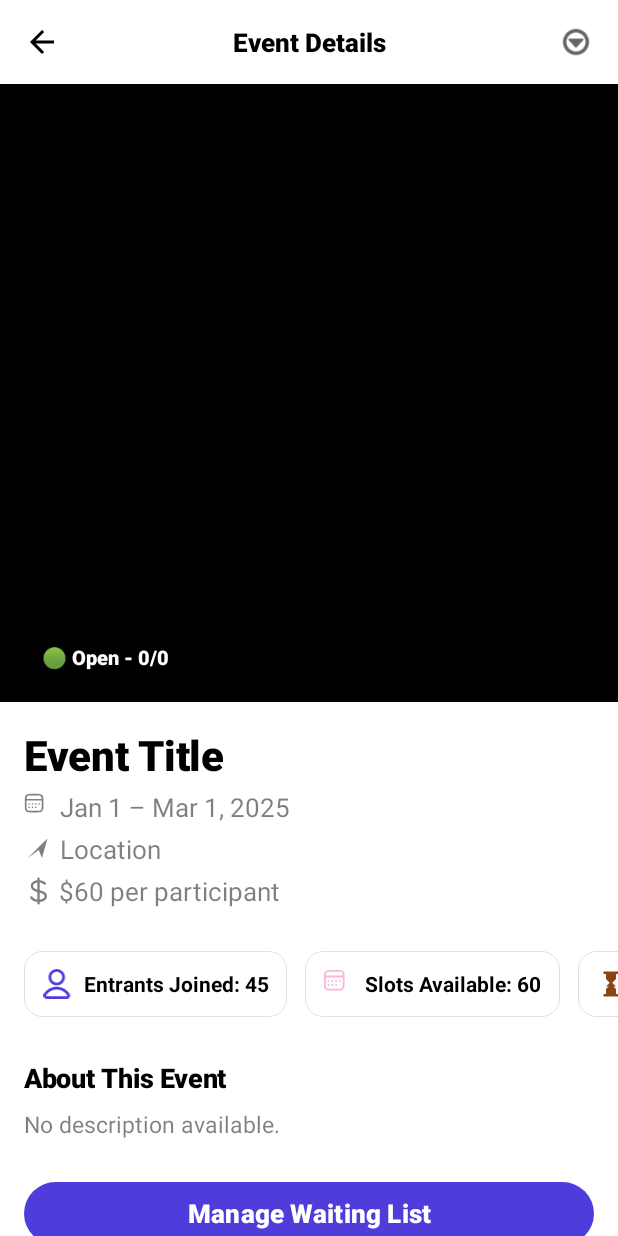
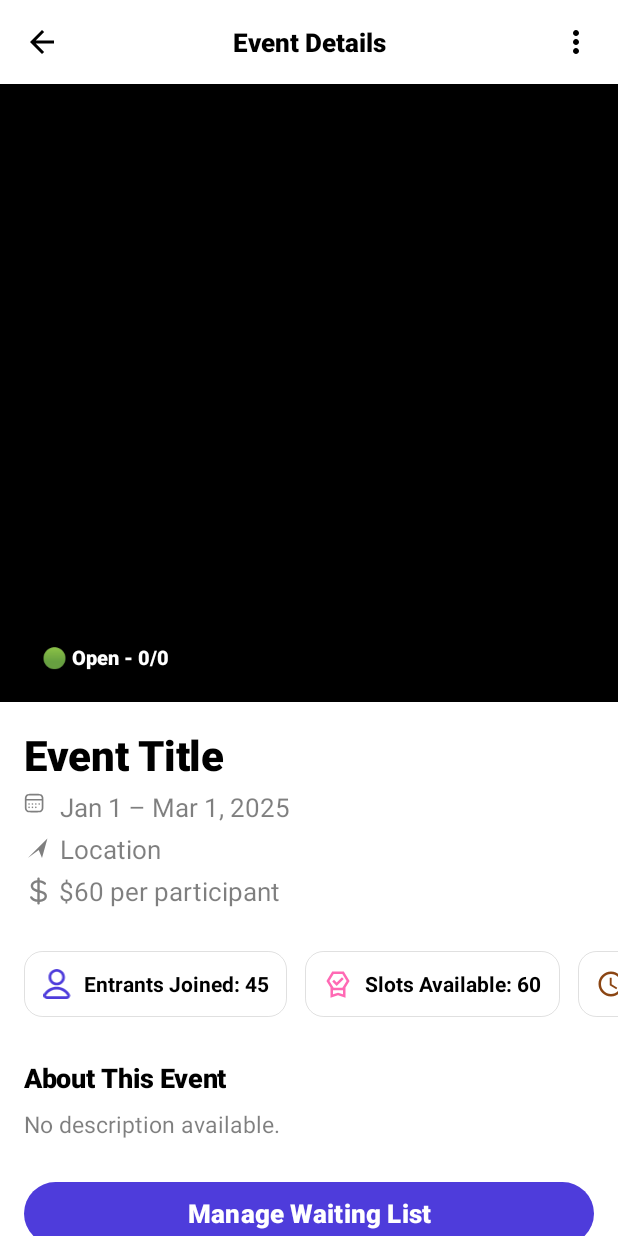
Before and after one commit to CMPUT301F25droids/EventLotteryApp, an Android app: the layout activity_organizer_event_details.xml on its own in the app's theme, with its tools: preview values and no code run, on a phone screen of 412 x 824 dp. Run offline under Robolectric (Android 15) with nearby library versions, the phone set to English and light mode, and no system bars.

Commit message:
finished icon change

```diff
--- a/EventLotteryApp/app/src/main/java/com/example/eventlotteryapp/organizer/EntrantListActivity.java
+++ b/EventLotteryApp/app/src/main/java/com/example/eventlotteryapp/organizer/EntrantListActivity.java
@@ -2,6 +2,7 @@ package com.example.eventlotteryapp.organizer;
 
 import android.app.AlertDialog;
 import android.content.Intent;
+import android.graphics.drawable.Drawable;
 import android.os.Bundle;
 import android.text.Editable;
 import android.text.TextWatcher;
@@ -22,6 +23,7 @@ import com.google.android.material.button.MaterialButton;
 import androidx.annotation.NonNull;
 import androidx.activity.EdgeToEdge;
 import androidx.appcompat.app.AppCompatActivity;
+import androidx.core.content.ContextCompat;
 import androidx.recyclerview.widget.LinearLayoutManager;
 import androidx.recyclerview.widget.RecyclerView;
 import com.example.eventlotteryapp.CsvExportController;
@@ -738,6 +740,8 @@ public class EntrantListActivity extends AppCompatActivity {
                                             marker.setPosition(location);
                                             marker.setTitle(name);
                                             marker.setAnchor(Marker.ANCHOR_CENTER, Marker.ANCHOR_BOTTOM);
+                                            Drawable icon = ContextCompat.getDrawable(this, R.drawable.ic_location_pin);
+                                            marker.setIcon(icon);
 
                                             // Set click listener to show user name
                                             marker.setOnMarkerClickListener((marker1, mapView) -> {
--- /dev/null
+++ b/EventLotteryApp/app/src/main/res/drawable/ic_badge_selected.xml
@@ -0,0 +1,9 @@
+<vector xmlns:android="http://schemas.android.com/apk/res/android"
+    android:width="24dp"
+    android:height="24dp"
+    android:viewportWidth="960"
+    android:viewportHeight="960">
+  <path
+      android:pathData="M240,920v-329L110,380l185,-300h370l185,300 -130,211v329l-240,-80 -240,80ZM320,809 L480,756 640,809v-129L320,680v129ZM340,160L204,380l136,220h280l136,-220 -136,-220L340,160ZM438,543L296,402l57,-57 85,85 169,-170 57,56 -226,227ZM320,680h320,-320Z"
+      android:fillColor="#e3e3e3"/>
+</vector>
--- /dev/null
+++ b/EventLotteryApp/app/src/main/res/drawable/ic_dice.xml
@@ -0,0 +1,9 @@
+<vector xmlns:android="http://schemas.android.com/apk/res/android"
+    android:width="24dp"
+    android:height="24dp"
+    android:viewportWidth="960"
+    android:viewportHeight="960">
+  <path
+      android:pathData="M300,720q25,0 42.5,-17.5T360,660q0,-25 -17.5,-42.5T300,600q-25,0 -42.5,17.5T240,660q0,25 17.5,42.5T300,720ZM300,360q25,0 42.5,-17.5T360,300q0,-25 -17.5,-42.5T300,240q-25,0 -42.5,17.5T240,300q0,25 17.5,42.5T300,360ZM480,540q25,0 42.5,-17.5T540,480q0,-25 -17.5,-42.5T480,420q-25,0 -42.5,17.5T420,480q0,25 17.5,42.5T480,540ZM660,720q25,0 42.5,-17.5T720,660q0,-25 -17.5,-42.5T660,600q-25,0 -42.5,17.5T600,660q0,25 17.5,42.5T660,720ZM660,360q25,0 42.5,-17.5T720,300q0,-25 -17.5,-42.5T660,240q-25,0 -42.5,17.5T600,300q0,25 17.5,42.5T660,360ZM200,840q-33,0 -56.5,-23.5T120,760v-560q0,-33 23.5,-56.5T200,120h560q33,0 56.5,23.5T840,200v560q0,33 -23.5,56.5T760,840L200,840ZM200,760h560v-560L200,200v560ZM200,200v560,-560Z"
+      android:fillColor="#e3e3e3"/>
+</vector>
--- /dev/null
+++ b/EventLotteryApp/app/src/main/res/drawable/ic_location_pin.xml
@@ -0,0 +1,9 @@
+<vector xmlns:android="http://schemas.android.com/apk/res/android"
+    android:width="24dp"
+    android:height="24dp"
+    android:viewportWidth="960"
+    android:viewportHeight="960">
+  <path
+      android:pathData="M480,480q33,0 56.5,-23.5T560,400q0,-33 -23.5,-56.5T480,320q-33,0 -56.5,23.5T400,400q0,33 23.5,56.5T480,480ZM480,774q122,-112 181,-203.5T720,408q0,-109 -69.5,-178.5T480,160q-101,0 -170.5,69.5T240,408q0,71 59,162.5T480,774ZM480,880Q319,743 239.5,625.5T160,408q0,-150 96.5,-239T480,80q127,0 223.5,89T800,408q0,100 -79.5,217.5T480,880ZM480,400Z"
+      android:fillColor="@color/purple_500"/>
+</vector>
--- /dev/null
+++ b/EventLotteryApp/app/src/main/res/drawable/ic_vertical_more.xml
@@ -0,0 +1,9 @@
+<vector xmlns:android="http://schemas.android.com/apk/res/android"
+    android:width="24dp"
+    android:height="24dp"
+    android:viewportWidth="960"
+    android:viewportHeight="960">
+  <path
+      android:pathData="M480,800q-33,0 -56.5,-23.5T400,720q0,-33 23.5,-56.5T480,640q33,0 56.5,23.5T560,720q0,33 -23.5,56.5T480,800ZM480,560q-33,0 -56.5,-23.5T400,480q0,-33 23.5,-56.5T480,400q33,0 56.5,23.5T560,480q0,33 -23.5,56.5T480,560ZM480,320q-33,0 -56.5,-23.5T400,240q0,-33 23.5,-56.5T480,160q33,0 56.5,23.5T560,240q0,33 -23.5,56.5T480,320Z"
+      android:fillColor="@color/black"/>
+</vector>
--- a/EventLotteryApp/app/src/main/res/layout/activity_organizer_event_details.xml
+++ b/EventLotteryApp/app/src/main/res/layout/activity_organizer_event_details.xml
@@ -51,7 +51,7 @@
             android:id="@+id/menu_button"
             android:layout_width="24dp"
             android:layout_height="24dp"
-            android:src="@android:drawable/ic_menu_more"
+            android:src="@drawable/ic_vertical_more"
             android:contentDescription="Menu"
             android:clickable="true"
             android:focusable="true"
@@ -160,37 +160,39 @@
             </LinearLayout>
 
             <!-- Location with Location Icon -->
+
+            <!-- Price with Dollar Icon -->
             <LinearLayout
                 android:id="@+id/location_container"
                 android:layout_width="0dp"
                 android:layout_height="wrap_content"
                 android:layout_marginStart="16dp"
+                android:layout_marginTop="4dp"
                 android:layout_marginEnd="16dp"
-                android:layout_marginTop="4dp"
+                android:gravity="center_vertical"
                 android:orientation="horizontal"
-                android:gravity="center_vertical"
-                app:layout_constraintTop_toBottomOf="@+id/date_container"
+                app:layout_constraintEnd_toEndOf="parent"
+                app:layout_constraintHorizontal_bias="0.0"
                 app:layout_constraintStart_toStartOf="parent"
-                app:layout_constraintEnd_toEndOf="parent">
+                app:layout_constraintTop_toBottomOf="@+id/date_container">
 
                 <ImageView
                     android:layout_width="18dp"
                     android:layout_height="18dp"
+                    android:layout_marginEnd="6dp"
                     android:src="@drawable/ic_location"
-                    android:tint="@color/calendar_weekday_text"
-                    android:layout_marginEnd="6dp" />
+                    android:tint="@color/calendar_weekday_text" />
 
                 <TextView
                     android:id="@+id/event_location"
                     android:layout_width="wrap_content"
                     android:layout_height="wrap_content"
+                    android:fontFamily="sans-serif"
                     android:text="Location"
                     android:textColor="@color/calendar_weekday_text"
-                    android:textSize="17sp"
-                    android:fontFamily="sans-serif" />
+                    android:textSize="17sp" />
             </LinearLayout>
 
-            <!-- Price with Dollar Icon -->
             <LinearLayout
                 android:id="@+id/price_container"
                 android:layout_width="0dp"
@@ -286,7 +288,7 @@
                         <ImageView
                             android:layout_width="20dp"
                             android:layout_height="20dp"
-                            android:src="@drawable/ic_calendar"
+                            android:src="@drawable/ic_badge_selected"
                             app:tint="#FF69B4" />
 
                         <TextView
@@ -315,7 +317,7 @@
                         <ImageView
                             android:layout_width="20dp"
                             android:layout_height="20dp"
-                            android:src="@drawable/ic_hourglass"
+                            android:src="@drawable/ic_clock"
                             app:tint="#8B4513" />
 
                         <TextView
@@ -343,7 +345,7 @@
                         <ImageView
                             android:layout_width="20dp"
                             android:layout_height="20dp"
-                            android:src="@drawable/ic_bar_chart"
+                            android:src="@drawable/ic_dice"
                             app:tint="#4CAF50" />
 
                         <TextView
```
